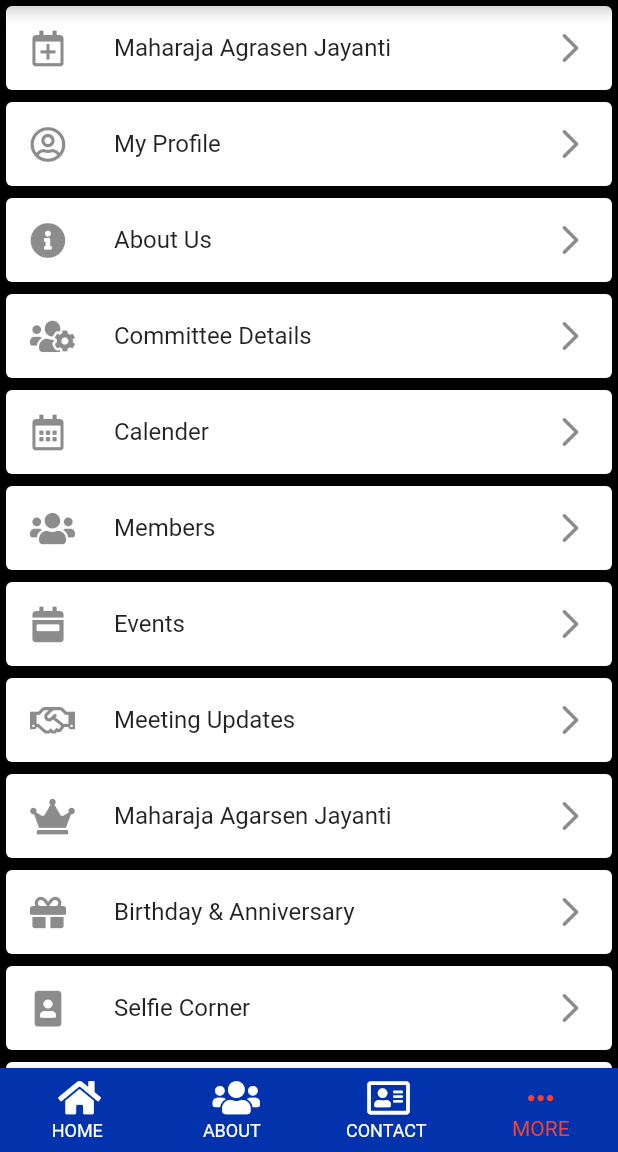
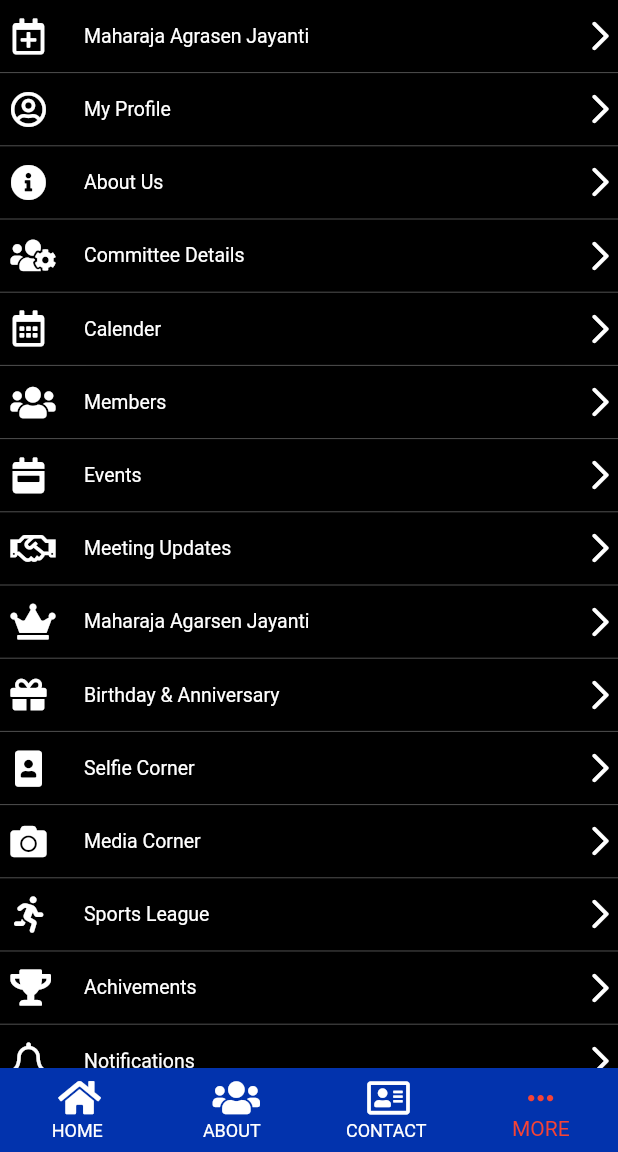
Before and after one commit to Abhishek84017/my_flutter_project, a Flutter app: the screen it shows after launch, item 4 of the bottom bar chosen, on a phone screen of 412 x 824 dp, the part 84-1236 px from its top. Run offline on Flutter 3.47's test engine with Material 2 defaults, Android fonts, the light colour scheme and no system bars; our stand-ins replace carousel_slider, flutter_screenutil, font_awesome_flutter.

Commit message:
Add files via upload

```diff
--- a/lib/about.dart
+++ b/lib/about.dart
@@ -1,13 +1,16 @@
 import 'package:flutter/cupertino.dart';
 import 'package:flutter/material.dart';
 import 'package:flutter_screenutil/flutter_screenutil.dart';
+import 'package:font_awesome_flutter/font_awesome_flutter.dart';
 class About extends StatelessWidget {
   @override
   Widget build(BuildContext context) {
     Size size = MediaQuery.of(context).size;
     return Scaffold(
+
       backgroundColor: Colors.black,
-        body: Column(
+        body:SingleChildScrollView(
+          child: Column(
             children: [
               Container(
                   width: size.width,
@@ -47,6 +50,7 @@ class About extends StatelessWidget {
 
             ],
           ),
+        ),
     );
 
   }
--- a/lib/app.dart
+++ b/lib/app.dart
@@ -1,14 +1,23 @@
 import 'package:avt_yuwas/homescreen.dart';
 import 'package:flutter/material.dart';
 import 'package:flutter_screenutil/flutter_screenutil.dart';
+import 'package:provider/provider.dart';
+
+import 'provider/provider.dart';
+
 class Myapp extends StatelessWidget {
   @override
   Widget build(BuildContext context) {
-    return ScreenUtilInit(
-        builder: () => MaterialApp(
-              debugShowCheckedModeBanner: false,
-              home:Homescreen(),
-            )
+    return MultiProvider(
+      providers: [
+        ChangeNotifierProvider<HomeScreenProvider>(
+            create: (_) => HomeScreenProvider()),
+      ],
+      child: ScreenUtilInit(
+          builder: () => MaterialApp(
+                debugShowCheckedModeBanner: false,
+                home: Homescreen(),
+              )),
     );
   }
 }
--- a/lib/homescreen.dart
+++ b/lib/homescreen.dart
@@ -3,76 +3,76 @@ import 'package:flutter/services.dart';
 import 'package:font_awesome_flutter/font_awesome_flutter.dart';
 import 'package:flutter_screenutil/flutter_screenutil.dart';
 import 'package:avt_yuwas/constants/palette.dart';
+import 'package:provider/provider.dart';
 import 'constants/palette.dart';
 import 'home.dart';
 import 'about.dart';
 import 'contact.dart';
 import 'more.dart';
+import 'provider/provider.dart';
 
-List<Widget>  _widgets =<Widget>[ Home(), About(), Contact(), More()];
+List<Widget> _widgets = <Widget>[Home(), About(), Contact(), More()];
 
 class Homescreen extends StatefulWidget {
   const Homescreen({Key? key}) : super(key: key);
+
   @override
   _HomescreenState createState() => _HomescreenState();
 }
+
 class _HomescreenState extends State<Homescreen> {
-  int _currentIndex = 0;
+  @override
+  void initState() {
+    super.initState();
+  }
+
   @override
   Widget build(BuildContext context) {
-    SystemChrome.setSystemUIOverlayStyle(SystemUiOverlayStyle(statusBarColor:Colors.black));
-    return SafeArea(
+    SystemChrome.setSystemUIOverlayStyle(SystemUiOverlayStyle(statusBarColor: Colors.black));
+    return Consumer<HomeScreenProvider>(
+      builder: (context, provider, child) => SafeArea(
         child: Scaffold(
           appBar: AppBar(
             backgroundColor: Color(0xFFF0233ad),
-            title: const Text('AVT YuwaS',style: TextStyle(fontSize:16),),
+            title: const Text('AVT YuwaS', style: TextStyle(fontSize: 16),),
             actions: <Widget>[
-              IconButton(
-                icon: Icon(FontAwesomeIcons.bell,size:22.sp,),
-                onPressed: () {},
-              ),
-            ],
+              IconButton(icon: Icon(FontAwesomeIcons.bell, size: 22.sp,), onPressed: () {},),],
           ),
           body: Column(
             children: [
-            Expanded(
-                child: IndexedStack(index: _currentIndex, children:_widgets,)),
+              Expanded(child: IndexedStack(index: provider.currentBottomIndex, children: _widgets,)),
             ],
           ),
           bottomNavigationBar: BottomNavigationBar(
             type: BottomNavigationBarType.fixed,
-          backgroundColor:Color(0xFFF0233ad),
+            backgroundColor: Color(0xFFF0233ad),
             unselectedItemColor: Colors.white,
-
-          onTap: (index){
-            setState(() {
-              _currentIndex =index;
-            });
-          },
-          items:  <BottomNavigationBarItem>[
+            onTap: (index) {provider.currentBottomIndex = index;},
+            items: <BottomNavigationBarItem>[
               BottomNavigationBarItem(
-              icon: Icon(FontAwesomeIcons.home,size: 22.sp,),
+                icon: Icon(FontAwesomeIcons.home, size: 22.sp,),
                 label: 'HOME',
                 backgroundColor: Color(0xFFF0233ad),
               ),
               BottomNavigationBarItem(
-              icon: Icon(FontAwesomeIcons.users,size: 22.sp,),
+                icon: Icon(FontAwesomeIcons.users, size: 22.sp,),
                 label: 'ABOUT',
                 backgroundColor: Color(0xFFF0233ad),
               ),
               BottomNavigationBarItem(
-              icon: Icon(FontAwesomeIcons.addressCard,size: 22.sp,),
+                icon: Icon(FontAwesomeIcons.addressCard, size: 22.sp,),
                 label: 'CONTACT',
                 backgroundColor: Color(0xFFF0233ad),
               ),
               BottomNavigationBarItem(
-              icon: Icon(Icons.more_horiz,size: 22.sp,),
+                icon: Icon(Icons.more_horiz, size: 22.sp,),
                 label: 'MORE',
                 backgroundColor: Color(0xFFF0233ad),
               ),
             ],
             selectedItemColor: Colors.red,
-          currentIndex: _currentIndex,
+            currentIndex: provider.currentBottomIndex,
+          ),
         ),
       ),
     );
--- a/lib/more.dart
+++ b/lib/more.dart
@@ -1,133 +1,168 @@
+import 'package:avt_yuwas/provider/provider.dart';
 import 'package:flutter/gestures.dart';
 import 'package:flutter/material.dart';
 import 'package:font_awesome_flutter/font_awesome_flutter.dart';
+import 'package:provider/provider.dart';
+import 'sign_in_as_guest.dart';
+import 'change_password.dart';
+
 //ignore: must_be_immutable
 class More extends StatelessWidget {
+  @override
+  Widget build(BuildContext context) {
+    void info() {Provider.of<HomeScreenProvider>(context, listen: false).currentBottomIndex = 1;}
+    void cont() {Provider.of<HomeScreenProvider>(context, listen: false).currentBottomIndex = 2;}
+    void passchange() {Navigator.push(context, MaterialPageRoute(builder: (_) => Changepassword()));}
     var _moreitem = [
       Moreitem(
-       iconleading:FontAwesomeIcons.calendarPlus,
+        iconleading: FontAwesomeIcons.calendarPlus,
         title: 'Maharaja Agrasen Jayanti',
         icontrainel: Icons.arrow_forward_ios_rounded,
       ),
       Moreitem(
-       iconleading:FontAwesomeIcons.userCircle,
+        iconleading: FontAwesomeIcons.userCircle,
         title: 'My Profile',
         icontrainel: Icons.arrow_forward_ios_rounded,
       ),
       Moreitem(
-       iconleading:FontAwesomeIcons.infoCircle,
+          iconleading: FontAwesomeIcons.infoCircle,
           title: 'About Us',
           icontrainel: Icons.arrow_forward_ios_rounded,
+          Callback: info
       ),
       Moreitem(
-       iconleading:FontAwesomeIcons.usersCog,
+        iconleading: FontAwesomeIcons.usersCog,
         title: 'Committee Details',
         icontrainel: Icons.arrow_forward_ios_rounded,
       ),
       Moreitem(
-       iconleading:FontAwesomeIcons.calendarAlt,
+        iconleading: FontAwesomeIcons.calendarAlt,
         title: 'Calender',
         icontrainel: Icons.arrow_forward_ios_rounded,
       ),
       Moreitem(
-       iconleading:FontAwesomeIcons.users,
+        iconleading: FontAwesomeIcons.users,
         title: 'Members',
         icontrainel: Icons.arrow_forward_ios_rounded,
       ),
       Moreitem(
-       iconleading:FontAwesomeIcons.calendarWeek,
+        iconleading: FontAwesomeIcons.calendarWeek,
         title: 'Events',
         icontrainel: Icons.arrow_forward_ios_rounded,
       ),
       Moreitem(
-       iconleading:FontAwesomeIcons.handshake,
+        iconleading: FontAwesomeIcons.handshake,
         title: 'Meeting Updates',
         icontrainel: Icons.arrow_forward_ios_rounded,
       ),
       Moreitem(
-       iconleading:FontAwesomeIcons.crown,
+        iconleading: FontAwesomeIcons.crown,
         title: 'Maharaja Agarsen Jayanti',
         icontrainel: Icons.arrow_forward_ios_rounded,
       ),
       Moreitem(
-       iconleading:FontAwesomeIcons.gift,
+        iconleading: FontAwesomeIcons.gift,
         title: 'Birthday & Anniversary',
         icontrainel: Icons.arrow_forward_ios_rounded,
       ),
       Moreitem(
-       iconleading:FontAwesomeIcons.portrait,
+        iconleading: FontAwesomeIcons.portrait,
         title: 'Selfie Corner',
         icontrainel: Icons.arrow_forward_ios_rounded,
       ),
       Moreitem(
-       iconleading:FontAwesomeIcons.camera,
+        iconleading: FontAwesomeIcons.camera,
         title: 'Media Corner',
         icontrainel: Icons.arrow_forward_ios_rounded,
       ),
       Moreitem(
-       iconleading:FontAwesomeIcons.running,
+        iconleading: FontAwesomeIcons.running,
         title: 'Sports League',
         icontrainel: Icons.arrow_forward_ios_rounded,
       ),
       Moreitem(
-       iconleading:FontAwesomeIcons.trophy,
+        iconleading: FontAwesomeIcons.trophy,
         title: 'Achivements',
         icontrainel: Icons.arrow_forward_ios_rounded,
       ),
       Moreitem(
-       iconleading:FontAwesomeIcons.bell,
+        iconleading: FontAwesomeIcons.bell,
         title: 'Notifications',
         icontrainel: Icons.arrow_forward_ios_rounded,
       ),
       Moreitem(
-       iconleading:FontAwesomeIcons.userMd,
+          iconleading: FontAwesomeIcons.userMd,
           title: 'Suggestion',
           icontrainel: Icons.arrow_forward_ios_rounded,
+          Callback: info),
+      Moreitem(
+          iconleading: FontAwesomeIcons.addressBook,
+          title: 'Contact Us',
+          icontrainel: Icons.arrow_forward_ios_rounded,
+          Callback: cont
       ),
       Moreitem(
-       iconleading:FontAwesomeIcons.addressBook,
-      title: 'Contact Us',
-      icontrainel: Icons.arrow_forward_ios_rounded,
-    ),
-    Moreitem(
-       iconleading:FontAwesomeIcons.userTie,
+        iconleading: FontAwesomeIcons.userTie,
         title: 'Follow Us',
         icontrainel: Icons.arrow_forward_ios_rounded,
       ),
       Moreitem(
-       iconleading:FontAwesomeIcons.key,
+          iconleading: FontAwesomeIcons.key,
           title: 'Change Password',
           icontrainel: Icons.arrow_forward_ios_rounded,
+          Callback: passchange
       ),
       Moreitem(
-       iconleading:FontAwesomeIcons.signOutAlt,
+        iconleading: FontAwesomeIcons.signOutAlt,
         title: 'LogOut',
         icontrainel: Icons.arrow_forward_ios_rounded,
       ),
     ];
-  @override
-  Widget build(BuildContext context) {
     return Scaffold(
       backgroundColor: Colors.black,
-      body: ListView.builder(
+      body: ListView.separated(
         dragStartBehavior: DragStartBehavior.start,
         itemCount: _moreitem.length,
         itemBuilder: (BuildContext context, int index) {
           var item = _moreitem[index];
-            return Card(
-              child: ListTile(
-                leading: Icon(item. iconleading,),
-                title: Text('${item.title}'),
-                trailing: Icon(item.icontrainel),
+          return ListTile(
+            dense: true,
+            tileColor: Colors.black26,
+            contentPadding: EdgeInsets.only(left: 0.0, right: 0.0),
+            leading: Padding(
+              padding: const EdgeInsets.only(left: 7.0),
+              child: Icon(
+                item.iconleading,
+                color: Colors.white,
               ),
+            ),
+            title: Text(
+              '${item.title}',
+              style: TextStyle(color: Colors.white),
+            ),
+            trailing: Icon(
+              item.icontrainel,
+              color: Colors.white,
+            ),
+            focusColor: Colors.red,
+            onTap: item.Callback,
           );
-          }),
+        },
+        separatorBuilder: (BuildContext context, int index) {
+          return Divider(
+            color: Colors.grey.withOpacity(0.5),
+            height: 0.8,
+          );
+        },
+      ),
     );
   }
 }
+
 class Moreitem {
   final IconData? iconleading;
   final String? title;
   final IconData? icontrainel;
-  const Moreitem({this.iconleading, this.title, this.icontrainel});
+  final VoidCallback? Callback;
+  const Moreitem({Key, key, this.iconleading, this.title, this.icontrainel, this.Callback});
 }
--- /dev/null
+++ b/lib/provider/home_screen_provider.dart
@@ -0,0 +1,14 @@
+import 'package:flutter/material.dart';
+
+class HomeScreenProvider extends ChangeNotifier {
+  int _currentBottomBarIndex = 0;
+
+  int get currentBottomIndex => _currentBottomBarIndex;
+
+  set currentBottomIndex(int index) {
+    if (_currentBottomBarIndex != index) {
+      _currentBottomBarIndex = index;
+      notifyListeners();
+    }
+  }
+}
--- /dev/null
+++ b/lib/provider/provider.dart
@@ -0,0 +1 @@
+export 'home_screen_provider.dart';
--- a/pubspec.yaml
+++ b/pubspec.yaml
@@ -32,6 +32,7 @@ dependencies:
   splashscreen:
   carousel_slider: ^4.0.0
   font_awesome_flutter: ^9.1.0
+  provider: ^5.0.0
 
 dev_dependencies:
   flutter_test:
```
Also changed, not shown: lib/change_password.dart (added, +50 -0 lines), lib/contact.dart (+9 -9 lines). Lines whose indentation alone changed are shown as unchanged.
